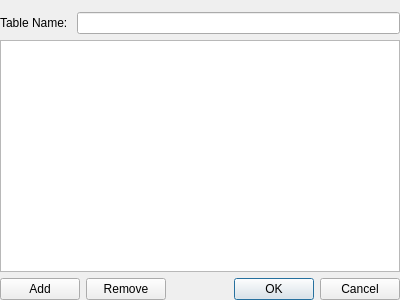
informationsea/Hyokai, file schemadialog.ui: the form before one commit.
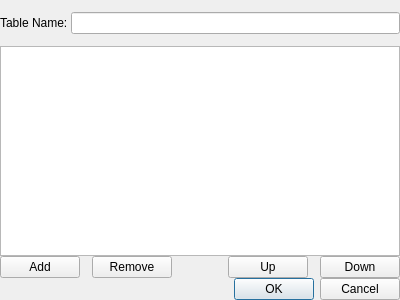
The form after the commit.

Commit message: implement schemadialog/model and import text. add icon

Diff of the .ui file:
```diff
--- a/schemadialog.ui
+++ b/schemadialog.ui
@@ -14,6 +14,9 @@
    <string>Dialog</string>
   </property>
   <layout class="QVBoxLayout" name="verticalLayout">
+   <property name="spacing">
+    <number>0</number>
+   </property>
    <property name="leftMargin">
     <number>0</number>
    </property>
@@ -28,6 +31,9 @@
    </property>
    <item>
     <layout class="QFormLayout" name="formLayout">
+     <property name="bottomMargin">
+      <number>12</number>
+     </property>
      <item row="0" column="0">
       <widget class="QLabel" name="label">
        <property name="text">
@@ -41,10 +47,13 @@
     </layout>
    </item>
    <item>
-    <widget class="QTableWidget" name="tableWidget"/>
+    <widget class="QTableView" name="tableView"/>
    </item>
    <item>
-    <layout class="QHBoxLayout" name="horizontalLayout">
+    <layout class="QHBoxLayout" name="horizontalLayout_2">
+     <property name="spacing">
+      <number>12</number>
+     </property>
      <item>
       <widget class="QPushButton" name="pushButton">
        <property name="text">
@@ -73,17 +82,31 @@
       </spacer>
      </item>
      <item>
-      <widget class="QDialogButtonBox" name="buttonBox">
-       <property name="orientation">
-        <enum>Qt::Horizontal</enum>
+      <widget class="QPushButton" name="upButton">
+       <property name="text">
+        <string>Up</string>
        </property>
-       <property name="standardButtons">
-        <set>QDialogButtonBox::Cancel|QDialogButtonBox::Ok</set>
+      </widget>
+     </item>
+     <item>
+      <widget class="QPushButton" name="downButton">
+       <property name="text">
+        <string>Down</string>
        </property>
       </widget>
      </item>
     </layout>
    </item>
+   <item>
+    <widget class="QDialogButtonBox" name="buttonBox">
+     <property name="orientation">
+      <enum>Qt::Horizontal</enum>
+     </property>
+     <property name="standardButtons">
+      <set>QDialogButtonBox::Cancel|QDialogButtonBox::Ok</set>
+     </property>
+    </widget>
+   </item>
   </layout>
  </widget>
  <resources/>
```
Left out of the diff: 6 changed lines with no effect on the pictures. The commit also changes 13 other files.
